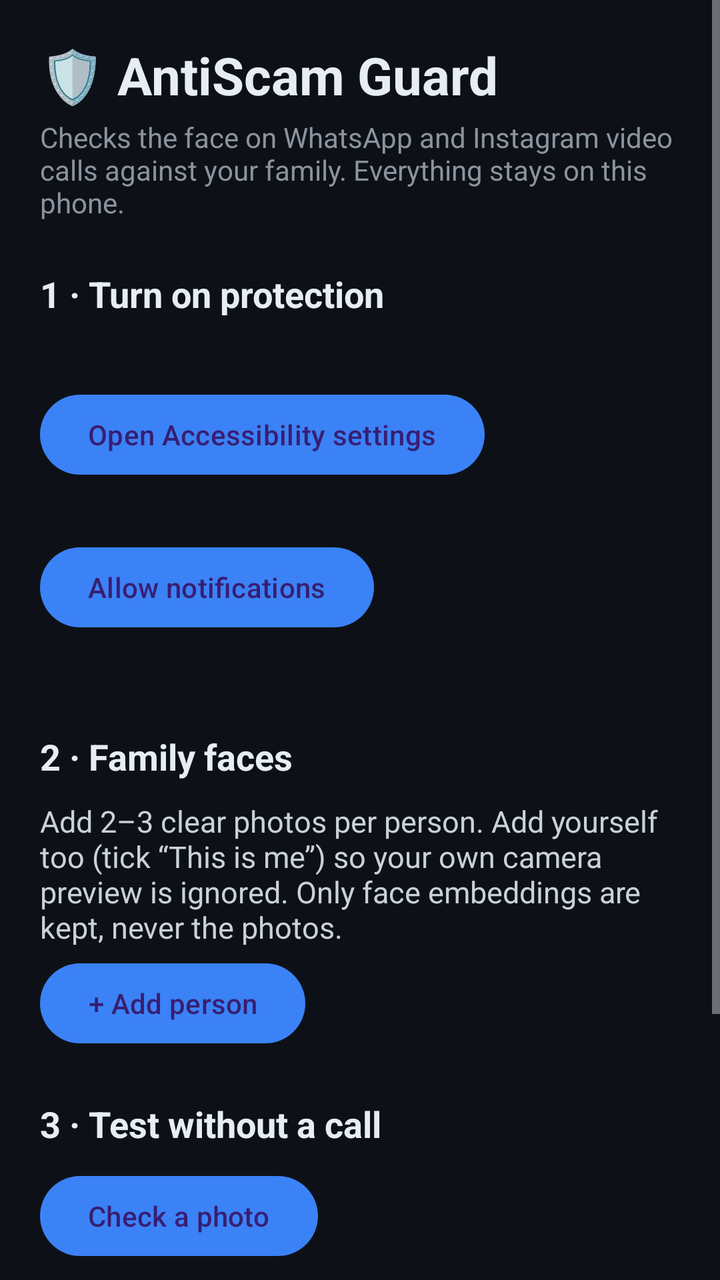
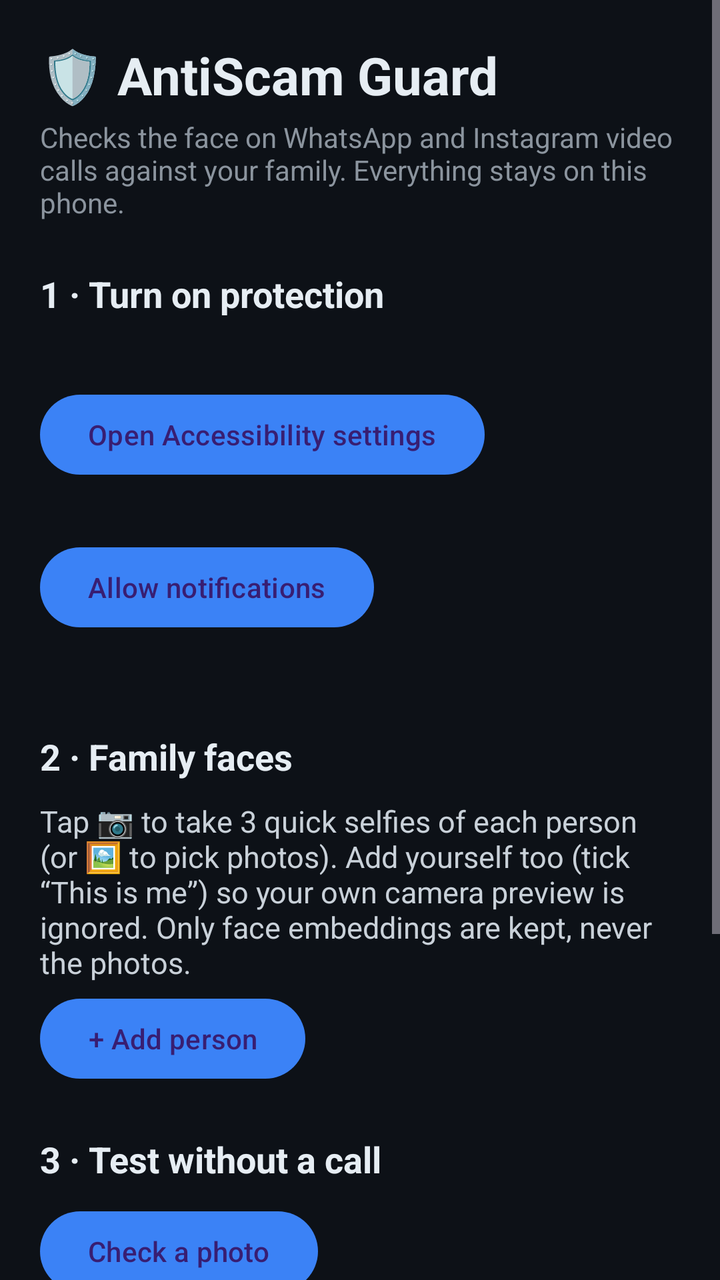

Compare the two renders of this Android layout. The source of the first and the diff that turns it into the second are given below.
<!-- AndroidManifest.xml: application theme Theme.AntiScamGuard -->
<!-- res/layout/activity_main.xml -->
<?xml version="1.0" encoding="utf-8"?>
<ScrollView xmlns:android="http://schemas.android.com/apk/res/android"
    android:layout_width="match_parent"
    android:layout_height="match_parent"
    android:fillViewport="true">

    <LinearLayout
        android:id="@+id/root"
        android:layout_width="match_parent"
        android:layout_height="wrap_content"
        android:orientation="vertical"
        android:padding="20dp">

        <TextView
            android:layout_width="wrap_content"
            android:layout_height="wrap_content"
            android:text="🛡 AntiScam Guard"
            android:textColor="#E6EDF3"
            android:textSize="26sp"
            android:textStyle="bold" />

        <TextView
            android:layout_width="wrap_content"
            android:layout_height="wrap_content"
            android:layout_marginTop="4dp"
            android:text="Checks the face on WhatsApp and Instagram video calls against your family. Everything stays on this phone."
            android:textColor="#8B949E"
            android:textSize="14sp" />

        
        <TextView style="@style/Section" android:text="1 · Turn on protection" />

        <TextView android:id="@+id/status_service" style="@style/Body" />
        <Button android:id="@+id/btn_service" style="@style/Btn" android:text="Open Accessibility settings" />

        <TextView android:id="@+id/status_notif" style="@style/Body" />
        <Button android:id="@+id/btn_notif" style="@style/Btn" android:text="Allow notifications" />

        <TextView android:id="@+id/status_android" style="@style/Body" />

        
        <TextView style="@style/Section" android:text="2 · Family faces" />
        <TextView
            style="@style/Body"
            android:text="Add 2–3 clear photos per person. Add yourself too (tick “This is me”) so your own camera preview is ignored. Only face embeddings are kept, never the photos." />

        <LinearLayout
            android:id="@+id/people"
            android:layout_width="match_parent"
            android:layout_height="wrap_content"
            android:orientation="vertical" />

        <Button android:id="@+id/btn_add_person" style="@style/Btn" android:text="+ Add person" />

        
        <TextView style="@style/Section" android:text="3 · Test without a call" />
        <Button android:id="@+id/btn_test" style="@style/Btn" android:text="Check a photo" />
        <TextView android:id="@+id/test_result" style="@style/Body" />

        <TextView android:id="@+id/threshold_label" style="@style/Body" />
        <SeekBar
            android:id="@+id/threshold"
            android:layout_width="match_parent"
            android:layout_height="wrap_content"
            android:max="80" />

        
        <TextView style="@style/Section" android:text="Activity" />
        <TextView
            android:id="@+id/log"
            android:layout_width="match_parent"
            android:layout_height="wrap_content"
            android:background="#0B0F14"
            android:fontFamily="monospace"
            android:padding="10dp"
            android:textColor="#C9D1D9"
            android:textIsSelectable="true"
            android:textSize="11sp" />
    </LinearLayout>
</ScrollView>
<!-- resources referenced by this layout -->
<resources>
  <style name="Body">
          <item name="android:layout_width">match_parent</item>
          <item name="android:layout_height">wrap_content</item>
          <item name="android:layout_marginTop">4dp</item>
          <item name="android:textColor">#C9D1D9</item>
          <item name="android:textSize">15sp</item>
      </style>
  <style name="Btn" parent="Widget.Material3.Button">
          <item name="android:layout_width">wrap_content</item>
          <item name="android:layout_height">wrap_content</item>
          <item name="android:layout_marginTop">4dp</item>
      </style>
  <style name="Section">
          <item name="android:layout_width">wrap_content</item>
          <item name="android:layout_height">wrap_content</item>
          <item name="android:layout_marginTop">24dp</item>
          <item name="android:layout_marginBottom">6dp</item>
          <item name="android:textColor">#E6EDF3</item>
          <item name="android:textSize">18sp</item>
          <item name="android:textStyle">bold</item>
      </style>
  <style name="Theme.AntiScamGuard" parent="Theme.Material3.Dark.NoActionBar">
          <item name="colorPrimary">#3B82F6</item>
          <item name="android:windowBackground">#0D1117</item>
          <item name="android:statusBarColor">#0D1117</item>
          <item name="android:navigationBarColor">#0D1117</item>
      </style>
</resources>

<!-- the commit's change to res/layout/activity_main.xml (unified diff, before → after) -->
@@ -42,7 +42,7 @@
         <TextView style="@style/Section" android:text="2 · Family faces" />
         <TextView
             style="@style/Body"
-            android:text="Add 2–3 clear photos per person. Add yourself too (tick “This is me”) so your own camera preview is ignored. Only face embeddings are kept, never the photos." />
+            android:text="Tap 📷 to take 3 quick selfies of each person (or 🖼 to pick photos). Add yourself too (tick “This is me”) so your own camera preview is ignored. Only face embeddings are kept, never the photos." />
 
         <LinearLayout
             android:id="@+id/people"
@@ -55,6 +55,7 @@
         
         <TextView style="@style/Section" android:text="3 · Test without a call" />
         <Button android:id="@+id/btn_test" style="@style/Btn" android:text="Check a photo" />
+        <Button android:id="@+id/btn_preview" style="@style/Btn" android:text="Preview the warning" />
         <TextView android:id="@+id/test_result" style="@style/Body" />
 
         <TextView android:id="@+id/threshold_label" style="@style/Body" />
